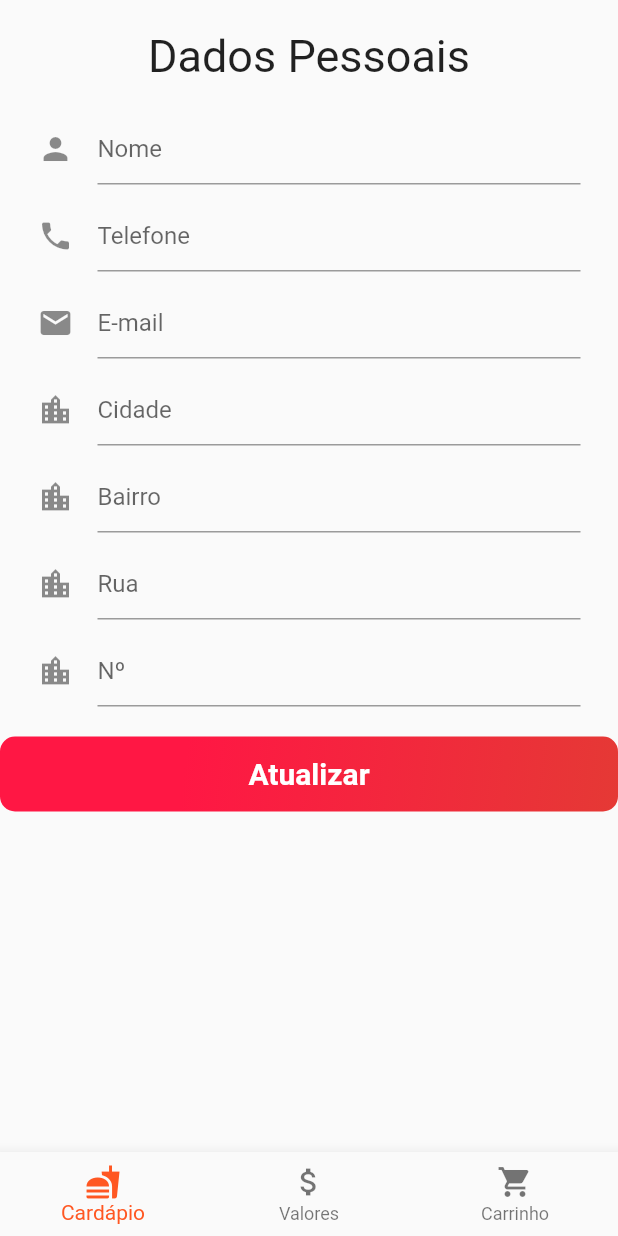
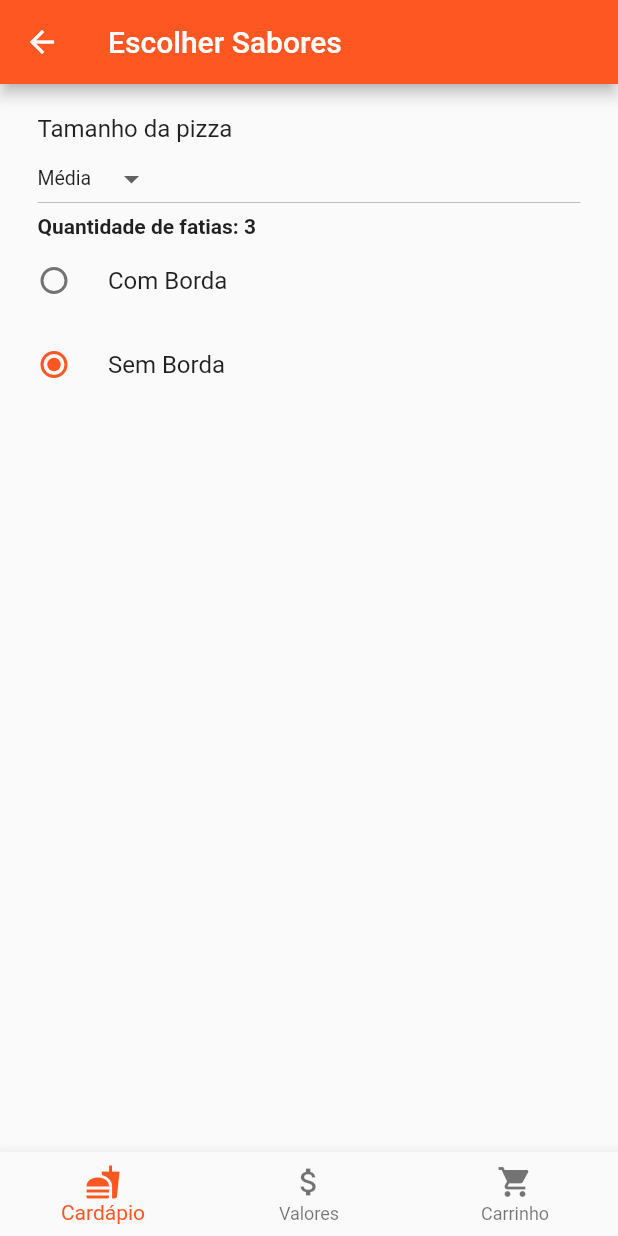
Before and after one commit to matheusreichert12/Pizzaria---Flutter---Firebase, a Flutter app: the PedidoClientePage screen opened directly, on a phone screen of 412 x 824 dp. Run offline on Flutter 3.47's test engine with Material 2 defaults, Android fonts, the phone set to English and light mode, and no system bars; our stand-ins replace cloud_firestore, curved_navigation_bar, firebase_database; accounts and stored records are empty.

Commit message:
criado novas telas

```diff
--- /dev/null
+++ b/lib/pages/cardapioCliente.page.dart
@@ -0,0 +1,122 @@
+import 'package:flutter/material.dart';
+
+class CardapioClientePage extends StatefulWidget {
+  @override
+  _CardapioClientePageState createState() => _CardapioClientePageState();
+}
+
+class _CardapioClientePageState extends State<CardapioClientePage> {
+  String dropdownValue = "Média";
+  int radioGroup = 2;
+
+  String quant = "3";
+  bool _isTextFieldVisible = false;
+
+  radioEventHandler(int value) {
+    setState(() {
+      radioGroup = value;
+      _isTextFieldVisible = !_isTextFieldVisible;
+    });
+  }
+
+  @override
+  Widget build(BuildContext context) {
+    return Scaffold(
+      appBar: new AppBar(
+        title: new Text("Escolher Sabores"),
+      ),
+      body: new Container(
+        child: new ListView(
+          children: <Widget>[
+            SizedBox(
+              height: 20,
+            ),
+            Padding(
+              padding: EdgeInsets.symmetric(horizontal: 25.0),
+              child: Text(
+                "Tamanho da pizza",
+                style: TextStyle(fontSize: 16),
+              ),
+            ),
+            Padding(
+              padding: EdgeInsets.symmetric(horizontal: 25.0),
+              child: DropdownButton<String>(
+                value: dropdownValue,
+                onChanged: (String newValue) {
+                  setState(() {
+                    dropdownValue = newValue;
+                    if (newValue == "Broto") {
+                      quant = "1";
+                    }
+                    if (newValue == "Pequena") {
+                      quant = "2";
+                    }
+                    if (newValue == "Média") {
+                      quant = "3";
+                    }
+                    if (newValue == "Grande") {
+                      quant = "4";
+                    }
+                    if (newValue == "Família") {
+                      quant = "5";
+                    }
+                  });
+                },
+                items: <String>[
+                  "Broto",
+                  "Pequena",
+                  "Média",
+                  "Grande",
+                  "Família"
+                ].map<DropdownMenuItem<String>>((String value) {
+                  return DropdownMenuItem<String>(
+                    value: value,
+                    child: Text(value, style: TextStyle(fontSize: 13)),
+                  );
+                }).toList(),
+              ),
+            ),
+            Padding(
+              padding: EdgeInsets.symmetric(horizontal: 25.0),
+              child: Row(
+                children: <Widget>[
+                  Text(
+                    "Quantidade de fatias: ",
+                    style: TextStyle(fontWeight: FontWeight.bold),
+                  ),
+                  Text(
+                    quant,
+                    style: TextStyle(fontWeight: FontWeight.bold),
+                  ),
+                ],
+              ),
+            ),
+            RadioListTile<int>(
+              value: 1,
+              groupValue: radioGroup,
+              onChanged: radioEventHandler,
+              title: new Text("Com Borda"),
+            ),
+            RadioListTile<int>(
+              value: 2,
+              groupValue: radioGroup,
+              onChanged: radioEventHandler,
+              title: new Text("Sem Borda"),
+            ),
+            SizedBox(
+              height: 20,
+            ),
+            _isTextFieldVisible
+                ? Padding(
+                    padding: EdgeInsets.symmetric(horizontal: 25.0),
+                    child: Text("Sabor da borda"),
+                  )
+                : SizedBox(
+                    height: 20,
+                  ),
+          ],
+        ),
+      ),
+    );
+  }
+}
--- a/lib/pages/escolherPizzaria.page.dart
+++ b/lib/pages/escolherPizzaria.page.dart
@@ -1,4 +1,5 @@
 import 'package:flutter/material.dart';
+import 'package:todo/pages/pedidoCliente.page.dart';
 
 class EscolherPizzariaPage extends StatefulWidget {
   @override
@@ -113,7 +114,6 @@ class _EscolherPizzariaPageState extends State<EscolherPizzariaPage> {
                                   color: Colors.red),
                             ),
                             actions: <Widget>[
-                              // define os botões na base do dialogo
                               new FlatButton(
                                 child: new Text("OK"),
                                 onPressed: () {
@@ -124,6 +124,11 @@ class _EscolherPizzariaPageState extends State<EscolherPizzariaPage> {
                           );
                         },
                       );
+                    } else {
+                      Navigator.push(
+                          context,
+                          MaterialPageRoute(
+                              builder: (context) => PedidoClientePage()));
                     }
                   },
                 ),
--- a/lib/pages/pedidoCliente.page.dart
+++ b/lib/pages/pedidoCliente.page.dart
@@ -1,8 +1,5 @@
-import 'package:cloud_firestore/cloud_firestore.dart';
 import 'package:flutter/material.dart';
-import 'package:todo/pages/cliente.page.dart';
-import 'package:todo/pages/criarConta.page.dart';
-import 'package:todo/pages/login.page.dart';
+import 'package:todo/pages/cardapioCliente.page.dart';
 
 class PedidoClientePage extends StatefulWidget {
   @override
@@ -10,7 +7,11 @@ class PedidoClientePage extends StatefulWidget {
 }
 
 int _currentIndex = 0;
-final List<Widget> _children = [ClientePage(), LoginPage(), CriarContaPage()];
+final List<Widget> _children = [
+  CardapioClientePage(),
+  CardapioClientePage(),
+  CardapioClientePage()
+];
 
 class _PedidoClientePageState extends State<PedidoClientePage> {
   String teste;
```
